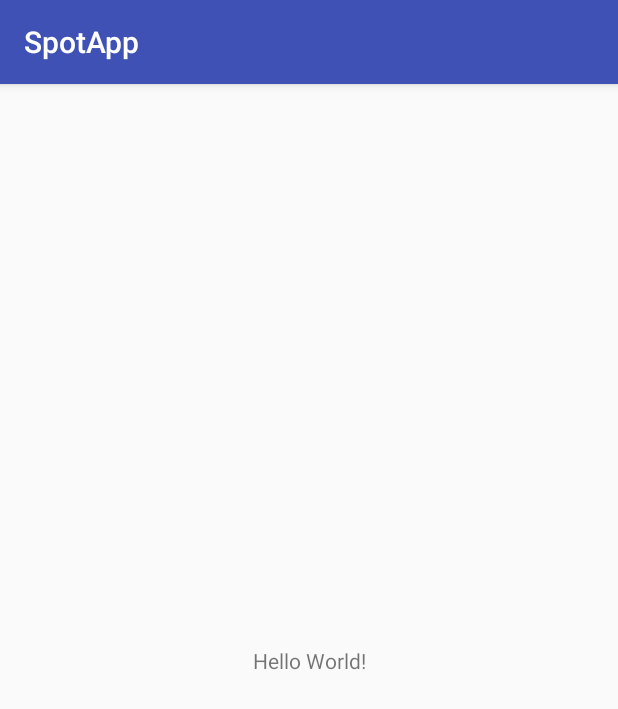
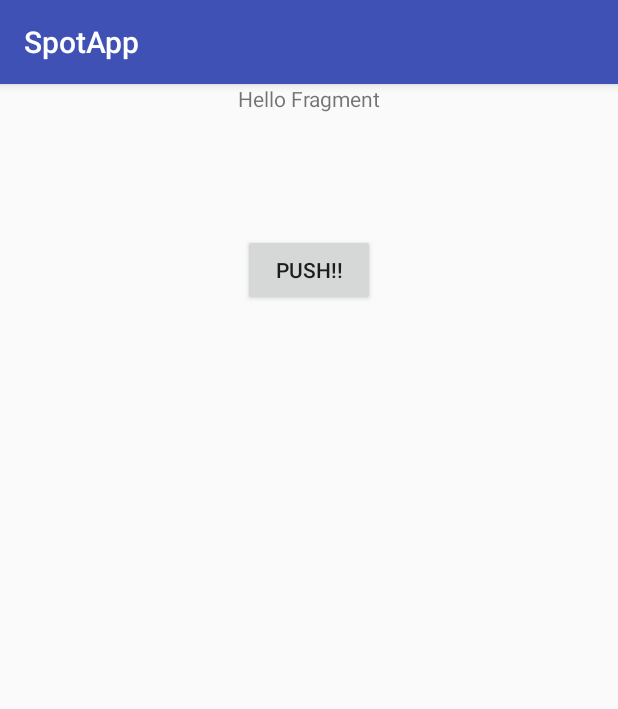
Before and after one commit to yuutarou22/SpotApp, an Android app: the screen it shows after launch (MainActivity), on a phone screen of 412 x 824 dp. Shown: the top 709 px of the screen. Run offline under Robolectric (Android 15) with nearby library versions, the phone set to English and light mode, and no system bars.

Commit message:
0000-Fragmentを使用した画面実装。「PUSHしたな？」アプリができた。

```diff
--- a/app/src/main/AndroidManifest.xml
+++ b/app/src/main/AndroidManifest.xml
@@ -16,6 +16,8 @@
                 <category android:name="android.intent.category.LAUNCHER"/>
             </intent-filter>
         </activity>
+        <activity android:name=".MainFragment">
+        </activity>
     </application>
 
 </manifest>
--- /dev/null
+++ b/app/src/main/java/com/example/yutaroapp/spotapp/MainFragment.java
@@ -0,0 +1,36 @@
+package com.example.yutaroapp.spotapp;
+
+import android.support.v4.app.Fragment;
+import android.os.Bundle;
+import android.view.LayoutInflater;
+import android.view.View;
+import android.view.ViewGroup;
+import android.widget.TextView;
+
+public class MainFragment extends Fragment {
+
+  private TextView mTextView;
+
+  @Override
+  public View onCreateView(LayoutInflater inflater, ViewGroup container, Bundle savedInstanceState) {
+    super.onCreateView(inflater, container, savedInstanceState);
+
+    // レイアウトをViewとして作成する
+    return inflater.inflate(R.layout.fragment_main, container, false);
+  }
+
+  @Override
+  public void onViewCreated(View view, Bundle savedInstanceState) {
+    super.onViewCreated(view, savedInstanceState);
+    // TextViewを紐付け
+    mTextView = (TextView) view.findViewById(R.id.text_view01);
+
+    // Buttonタップ時の処理
+    view.findViewById(R.id.button01).setOnClickListener(new View.OnClickListener() {
+      @Override
+      public void onClick(View v) {
+        mTextView.setText(mTextView.getText() + "PUSHしたな？");
+      }
+    });
+  }
+}
--- a/app/src/main/res/layout/activity_main.xml
+++ b/app/src/main/res/layout/activity_main.xml
@@ -7,13 +7,10 @@
     android:layout_height="match_parent"
     tools:context=".MainActivity">
 
-    <TextView
-        android:layout_width="wrap_content"
-        android:layout_height="wrap_content"
-        android:text="Hello World!"
-        app:layout_constraintBottom_toBottomOf="parent"
-        app:layout_constraintLeft_toLeftOf="parent"
-        app:layout_constraintRight_toRightOf="parent"
-        app:layout_constraintTop_toTopOf="parent"/>
+    <fragment
+        android:id="@+id/fragment"
+        android:name="com.example.yutaroapp.spotapp.MainFragment"
+        android:layout_width="match_parent"
+        android:layout_height="match_parent"/>
 
 </android.support.constraint.ConstraintLayout>
--- /dev/null
+++ b/app/src/main/res/layout/fragment_main.xml
@@ -0,0 +1,28 @@
+<?xml version="1.0" encoding="utf-8"?>
+<android.support.constraint.ConstraintLayout
+    xmlns:android="http://schemas.android.com/apk/res/android"
+    xmlns:app="http://schemas.android.com/apk/res-auto"
+    android:layout_width="match_parent"
+    android:layout_height="match_parent">
+
+    <TextView
+        android:id="@+id/text_view01"
+        android:text="Hello Fragment"
+        android:layout_width="match_parent"
+        android:layout_height="wrap_content"
+        android:orientation="vertical"
+        android:gravity="center"/>
+
+    <Button
+        android:id="@+id/button01"
+        android:layout_width="wrap_content"
+        android:layout_height="wrap_content"
+        android:layout_marginEnd="8dp"
+        android:layout_marginStart="8dp"
+        android:layout_marginTop="100dp"
+        android:text="PUSH!!"
+        app:layout_constraintEnd_toEndOf="parent"
+        app:layout_constraintStart_toStartOf="parent"
+        app:layout_constraintTop_toTopOf="parent"/>
+
+</android.support.constraint.ConstraintLayout>
```
